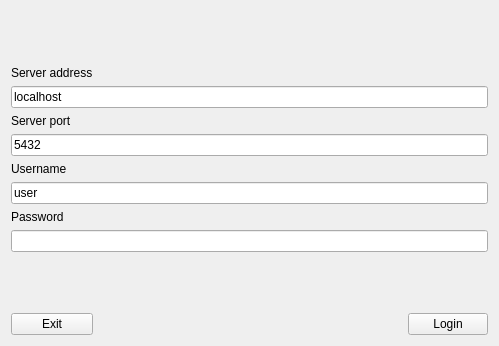
Ssteevooh/AppProgrammingSteve, file admin-gui/login_view.ui: the form before one commit.
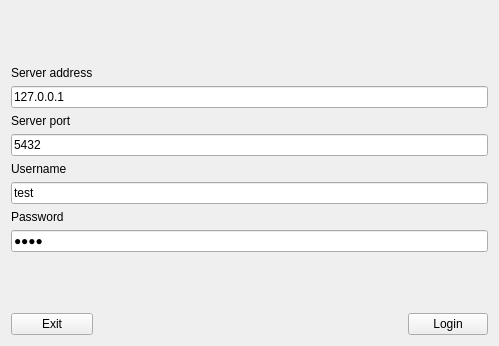
The form after the commit.

Commit message: matonet admin can now login and get product list

```diff
--- a/admin-gui/login_view.ui
+++ b/admin-gui/login_view.ui
@@ -17,10 +17,10 @@
    <item row="10" column="0" colspan="3">
     <widget class="QLineEdit" name="username_input">
      <property name="text">
-      <string>user</string>
+      <string>test</string>
      </property>
      <property name="placeholderText">
-      <string>user</string>
+      <string>username</string>
      </property>
     </widget>
    </item>
@@ -46,6 +46,9 @@
    </item>
    <item row="12" column="0" colspan="3">
     <widget class="QLineEdit" name="password_input">
+     <property name="text">
+      <string>test</string>
+     </property>
      <property name="echoMode">
       <enum>QLineEdit::Password</enum>
      </property>
@@ -74,7 +77,7 @@
    <item row="3" column="0" colspan="3">
     <widget class="QLineEdit" name="address_input">
      <property name="text">
-      <string>localhost</string>
+      <string>127.0.0.1</string>
      </property>
      <property name="placeholderText">
       <string/>
```
The commit also changes 1 other file.
